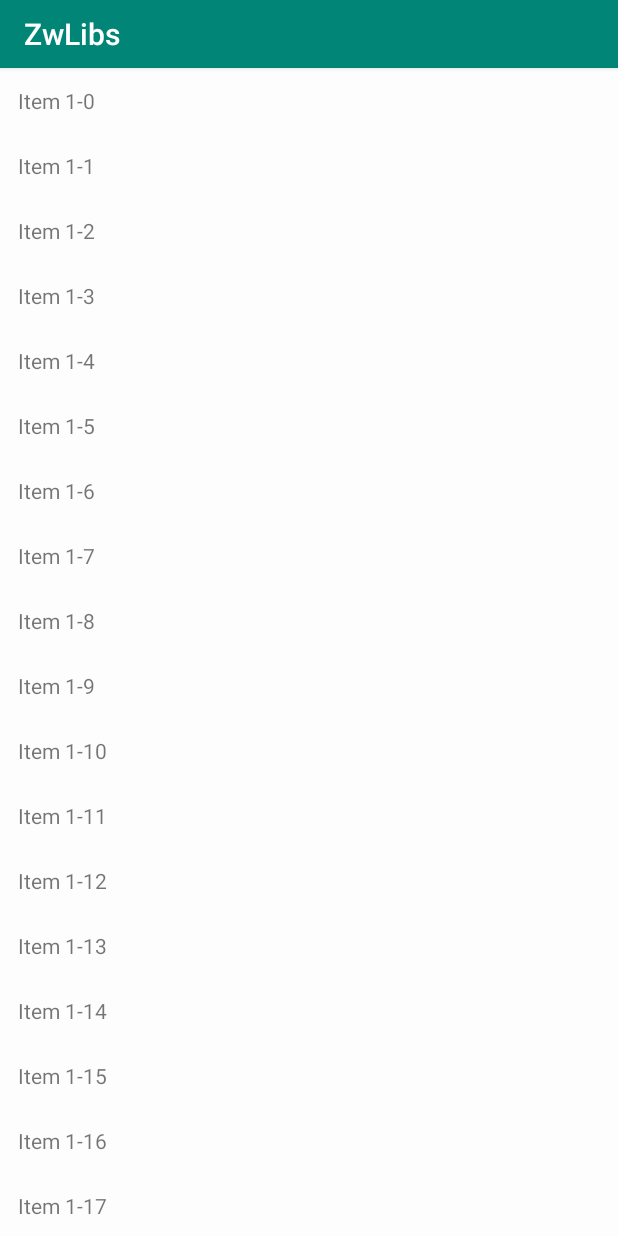
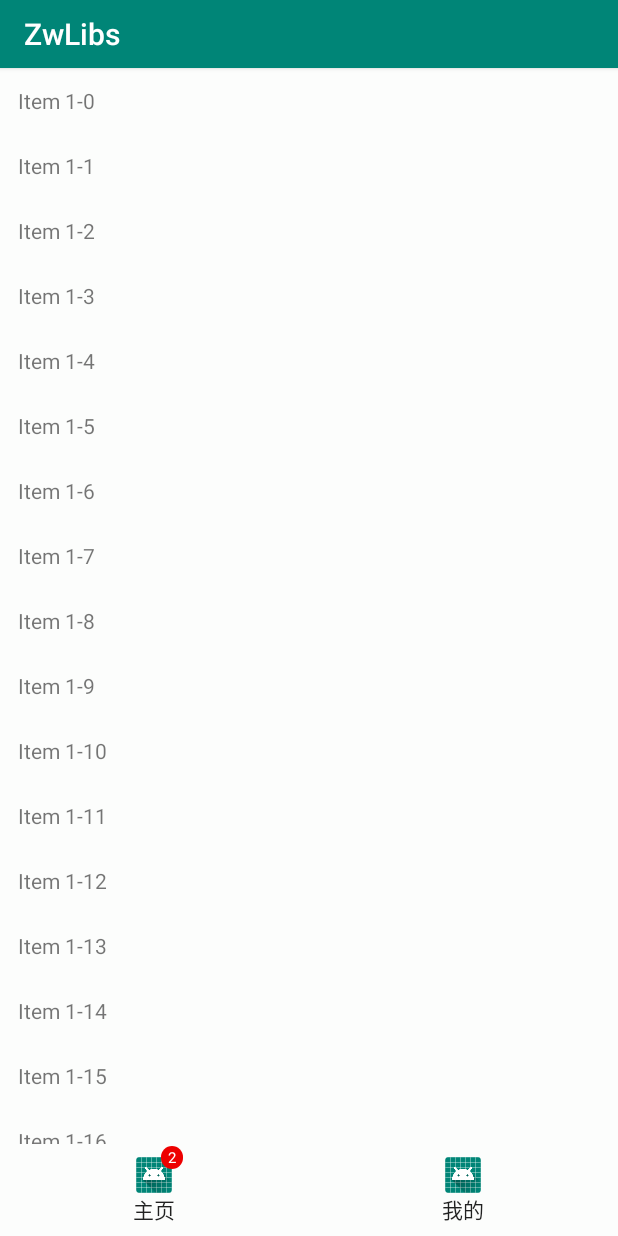
Before and after one commit to DongFangWei/ZwLibs, an Android app: the MainActivity screen opened directly, with no data from a screen before it, on a phone screen of 412 x 824 dp. Run offline under Robolectric (Android 15) with nearby library versions, the phone set to English and light mode, and no system bars.

Commit message:
1.0.2
1、LinearDivider 修改，构造函数中的orientation属性含义改为“分割线方向”
2、去除部分xml属性

```diff
--- a/app/src/main/java/com/dongfangwei/zwlibs/demo/view/MainActivity.java
+++ b/app/src/main/java/com/dongfangwei/zwlibs/demo/view/MainActivity.java
@@ -43,7 +43,7 @@ public class MainActivity extends AppCompatActivity implements MainView, AutoRec
         mAutoRecyclerView = findViewById(R.id.main_list_arv);
         mAutoRecyclerView.setLayoutManager(new LinearLayoutManager(this));
         mAutoRecyclerView.setOnLoadListener(this);
-        mAutoRecyclerView.addItemDecoration(new LinearDivider(LinearDivider.VERTICAL));
+        mAutoRecyclerView.addItemDecoration(new LinearDivider());
         mAdapter = new MainAdapter(this);
         mAutoRecyclerView.setAdapter(mAdapter);
     }
--- a/app/src/main/res/layout/activity_main.xml
+++ b/app/src/main/res/layout/activity_main.xml
@@ -18,6 +18,28 @@
         android:id="@+id/main_list_arv"
         android:layout_width="match_parent"
         android:layout_height="match_parent"
+        android:layout_above="@+id/main_navigation_nb"
         android:layout_below="@+id/main_header_tb" />
 
+    <com.dongfangwei.zwlibs.base.navigation.NavigationBar
+        android:id="@+id/main_navigation_nb"
+        android:layout_width="match_parent"
+        android:layout_height="wrap_content"
+        android:layout_alignParentBottom="true">
+
+        <com.dongfangwei.zwlibs.base.navigation.NavigationItem
+            android:layout_width="0dp"
+            android:layout_height="wrap_content"
+            android:layout_weight="1"
+            android:src="@mipmap/ic_launcher"
+            android:text="主页"
+            app:badgeNum="2" />
+
+        <com.dongfangwei.zwlibs.base.navigation.NavigationItem
+            android:layout_width="0dp"
+            android:layout_height="wrap_content"
+            android:layout_weight="1"
+            android:src="@mipmap/ic_launcher"
+            android:text="我的" />
+    </com.dongfangwei.zwlibs.base.navigation.NavigationBar>
 </RelativeLayout>
--- a/app/src/main/res/values-v21/styles.xml
+++ b/app/src/main/res/values-v21/styles.xml
@@ -1,6 +1,9 @@
 <resources>
 
     <style name="AppTheme" parent="Base.AppTheme">
+        <item name="colorPrimary">@color/colorPrimary</item>
+        <item name="colorPrimaryDark">@color/colorPrimaryDark</item>
+        <item name="colorAccent">@color/colorAccent</item>
         <item name="android:statusBarColor">@color/statusBarColor</item>
     </style>
 </resources>
--- a/app/src/main/res/values/styles.xml
+++ b/app/src/main/res/values/styles.xml
@@ -1,3 +1,12 @@
 <resources>
-    <style name="AppTheme" parent="Base.AppTheme" />
+
+    <style name="AppTheme" parent="Base.AppTheme">
+        <item name="colorPrimary">@color/colorPrimary</item>
+        <item name="colorPrimaryDark">@color/colorPrimaryDark</item>
+        <item name="colorAccent">@color/colorAccent</item>
+    </style>
+
+    <style name="ViewStyle.Shadow.Toolbar">
+        <item name="android:background">?attr/colorPrimary</item>
+    </style>
 </resources>
--- a/baselib/build.gradle
+++ b/baselib/build.gradle
@@ -8,8 +8,8 @@ android {
     defaultConfig {
         minSdkVersion 19
         targetSdkVersion 28
-        versionCode 2
-        versionName "1.0.1"
+        versionCode 3
+        versionName "1.0.2"
 
         vectorDrawables.useSupportLibrary = true
         testInstrumentationRunner "androidx.test.runner.AndroidJUnitRunner"
--- a/baselib/src/main/java/com/dongfangwei/zwlibs/base/navigation/NavigationItem.java
+++ b/baselib/src/main/java/com/dongfangwei/zwlibs/base/navigation/NavigationItem.java
@@ -18,6 +18,8 @@ import androidx.appcompat.content.res.AppCompatResources;
 
 import com.dongfangwei.zwlibs.base.R;
 import com.dongfangwei.zwlibs.base.widget.BadgeView;
+
+import java.util.Locale;
 
 
 /**
@@ -258,7 +260,7 @@ public class NavigationItem extends ViewGroup {
             if (mBadgeV.getVisibility() != View.VISIBLE) {
                 mBadgeV.setVisibility(View.VISIBLE);
             }
-            mBadgeV.setText(num > mMaxBadgeNum ? String.format("%d+", mMaxBadgeNum) : String.valueOf(num));
+            mBadgeV.setText(num > mMaxBadgeNum ? String.format(Locale.getDefault(), "%d+", mMaxBadgeNum) : String.valueOf(num));
         } else {
             hideBadge();
         }
--- a/baselib/src/main/java/com/dongfangwei/zwlibs/base/recycler/LinearDivider.java
+++ b/baselib/src/main/java/com/dongfangwei/zwlibs/base/recycler/LinearDivider.java
@@ -12,22 +12,43 @@ import androidx.recyclerview.widget.RecyclerView;
 public class LinearDivider extends RecyclerView.ItemDecoration {
     public static final int HORIZONTAL = 0;
     public static final int VERTICAL = 1;
+    private static final int DIVIDER_COLOR_DEFAULT = 0xFFE1E2E3;
     //RecyclerView布局的方向
     private int mOrientation;
     private int mDividerSize;
     private Paint mPaint;
     private final Rect mBounds = new Rect();
 
-    public LinearDivider(int orientation) {
-        this(orientation, 1, 0xFFE1E2E3);
+    /**
+     * @see #LinearDivider(int)
+     */
+    public LinearDivider() {
+        this(HORIZONTAL);
     }
 
-    public LinearDivider(int orientation, int dividerSize) {
-        this(orientation, dividerSize, 0xFFE1E2E3);
+    /**
+     * @see #LinearDivider(int, int)
+     */
+    public LinearDivider(int orientation) {
+        this(orientation, 1);
     }
 
+    /**
+     * @see #LinearDivider(int, int, int)
+     */
+    public LinearDivider(int orientation, int dividerSize) {
+        this(orientation, dividerSize, DIVIDER_COLOR_DEFAULT);
+    }
+
+    /**
+     * 线性分割线构造函数
+     *
+     * @param orientation  分割线方向
+     * @param dividerSize  分割线尺寸
+     * @param dividerColor 分割线颜色
+     */
     public LinearDivider(int orientation, int dividerSize, @ColorInt int dividerColor) {
-        if (orientation != 0 && orientation != 1) {
+        if (orientation != VERTICAL && orientation != HORIZONTAL) {
             throw new IllegalArgumentException("Invalid orientation. It should be either HORIZONTAL or VERTICAL");
         } else {
             this.mOrientation = orientation;
@@ -46,7 +67,7 @@ public class LinearDivider extends RecyclerView.ItemDecoration {
     @Override
     public void getItemOffsets(@NonNull Rect outRect, @NonNull View view, @NonNull RecyclerView
             parent, @NonNull RecyclerView.State state) {
-        if (this.mOrientation == VERTICAL) {
+        if (this.mOrientation == HORIZONTAL) {
             outRect.set(0, 0, 0, this.mDividerSize);
         } else {
             outRect.set(0, 0, this.mDividerSize, 0);
@@ -57,41 +78,15 @@ public class LinearDivider extends RecyclerView.ItemDecoration {
     public void onDraw(@NonNull Canvas c, @NonNull RecyclerView
             parent, @NonNull RecyclerView.State state) {
         if (parent.getLayoutManager() != null) {
-            if (this.mOrientation == 1) {
+            if (this.mOrientation == HORIZONTAL) {
+                this.drawHorizontal(c, parent);
+            } else {
                 this.drawVertical(c, parent);
-            } else {
-                this.drawHorizontal(c, parent);
             }
         }
-
     }
 
     private void drawHorizontal(Canvas canvas, RecyclerView parent) {
-        canvas.save();
-        int top;
-        int bottom;
-        if (parent.getClipToPadding()) {
-            top = parent.getPaddingTop();
-            bottom = parent.getHeight() - parent.getPaddingBottom();
-            canvas.clipRect(parent.getPaddingLeft(), top, parent.getWidth() - parent.getPaddingRight(), bottom);
-        } else {
-            top = 0;
-            bottom = parent.getHeight();
-        }
-
-        int childCount = parent.getChildCount();
-        for (int i = 0; i < childCount - 1; ++i) {
-            View child = parent.getChildAt(i);
-            parent.getDecoratedBoundsWithMargins(child, this.mBounds);
-            int right = this.mBounds.right + Math.round(child.getTranslationX());
-            int left = right - this.mDividerSize;
-            canvas.drawRect(left, top, right, bottom, mPaint);
-        }
-
-        canvas.restore();
-    }
-
-    private void drawVertical(Canvas canvas, RecyclerView parent) {
         canvas.save();
         int left;
         int right;
@@ -116,4 +111,29 @@ public class LinearDivider extends RecyclerView.ItemDecoration {
 
         canvas.restore();
     }
+
+    private void drawVertical(Canvas canvas, RecyclerView parent) {
+        canvas.save();
+        int top;
+        int bottom;
+        if (parent.getClipToPadding()) {
+            top = parent.getPaddingTop();
+            bottom = parent.getHeight() - parent.getPaddingBottom();
+            canvas.clipRect(parent.getPaddingLeft(), top, parent.getWidth() - parent.getPaddingRight(), bottom);
+        } else {
+            top = 0;
+            bottom = parent.getHeight();
+        }
+
+        int childCount = parent.getChildCount();
+        for (int i = 0; i < childCount - 1; ++i) {
+            View child = parent.getChildAt(i);
+            parent.getDecoratedBoundsWithMargins(child, this.mBounds);
+            int right = this.mBounds.right + Math.round(child.getTranslationX());
+            int left = right - this.mDividerSize;
+            canvas.drawRect(left, top, right, bottom, mPaint);
+        }
+
+        canvas.restore();
+    }
 }
--- a/baselib/src/main/res/values/attr.xml
+++ b/baselib/src/main/res/values/attr.xml
@@ -7,8 +7,8 @@
         <attr name="android:textAppearance" />
         <attr name="android:src" />
         <attr name="srcCompat" />
-        <attr name="iconPadding" />
-        <attr name="iconSize" />
+        <attr name="iconPadding" format="dimension" />
+        <attr name="iconSize" format="dimension" />
         <attr name="badgeNum" format="integer" />
         <attr name="badgeColor" format="color|reference" />
         <attr name="badgeTextColor" format="color|reference" />
--- a/baselib/src/main/res/values/colors.xml
+++ b/baselib/src/main/res/values/colors.xml
@@ -1,8 +1,5 @@
 <?xml version="1.0" encoding="utf-8"?>
 <resources>
-    <color name="colorPrimary">#FF0f8eef</color>
-    <color name="colorPrimaryDark">#FF0074fb</color>
-    <color name="colorAccent">#FF4CD9F8</color>
     <color name="windowBackground">#FFFCFDFC</color>
     <color name="windowBackgroundDark">#FFF1F2F1</color>
     <color name="swipeRefreshColor">#FFFF6666</color>
--- a/baselib/src/main/res/values/styles.xml
+++ b/baselib/src/main/res/values/styles.xml
@@ -3,14 +3,10 @@
     <!-- Base application theme. -->
     <style name="Base.AppTheme" parent="Theme.AppCompat.Light.NoActionBar">
         <!-- Customize your theme here. -->
-        <item name="colorPrimary">@color/colorPrimary</item>
-        <item name="colorPrimaryDark">@color/colorPrimaryDark</item>
-        <item name="colorAccent">@color/colorAccent</item>
         <item name="actionBarSize">@dimen/actionBarSize</item>
         <item name="android:windowBackground">@color/windowBackground</item>
         <item name="android:windowAnimationStyle">@style/ActivityAnim</item>
         <item name="android:windowSoftInputMode">stateHidden</item>
-        <!--<item name="android:fontFamily">@font/fzktjw</item>-->
     </style>
 
     <!-- 使用style方式定义activity切换动画 -->
@@ -42,16 +38,10 @@
         <item name="loadTextColor">#FF666666</item>
         <item name="loadImageNull">@drawable/ic_load_error</item>
         <item name="loadImageError">@drawable/ic_load_error</item>
-        <!--<item name="loadButtonTextColor"></item>-->
-        <!--<item name="loadButtonBackground"></item>-->
-        <!--<item name="swipeRefreshColor">@color/swipeRefreshColor</item>-->
+        <item name="swipeRefreshColor">@color/swipeRefreshColor</item>
     </style>
 
     <style name="ViewStyle.Shadow" parent="" />
-
-    <style name="ViewStyle.Shadow.Toolbar">
-        <item name="android:background">?attr/colorPrimary</item>
-    </style>
 
     <style name="AppTheme.AppBarOverlay" parent="ThemeOverlay.AppCompat.Dark.ActionBar" />
 
```
